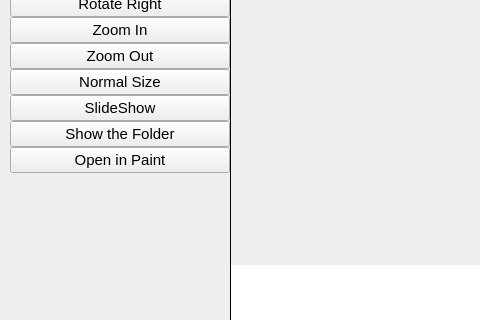
Qt form coreimage.ui (rahmanshaber/coreimage) before a commit; both pictures show x 0 to 480 and y 205 to 525 of the 989 by 659 pixel window.
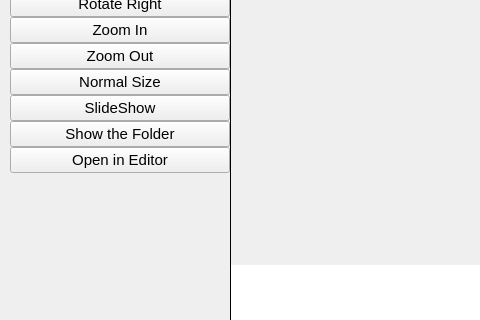
The same form after that commit. Icons and pictures are not drawn.

Diff of the .ui file:
```diff
--- a/coreimage.ui
+++ b/coreimage.ui
@@ -395,7 +395,7 @@
          <enum>Qt::NoFocus</enum>
         </property>
         <property name="text">
-         <string>Open in Paint</string>
+         <string>Open in Editor</string>
         </property>
         <property name="icon">
          <iconset resource="icons.qrc">
```
